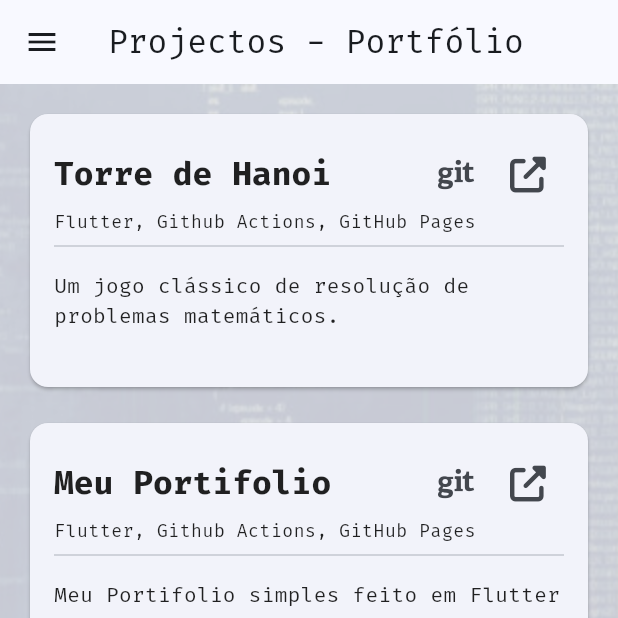
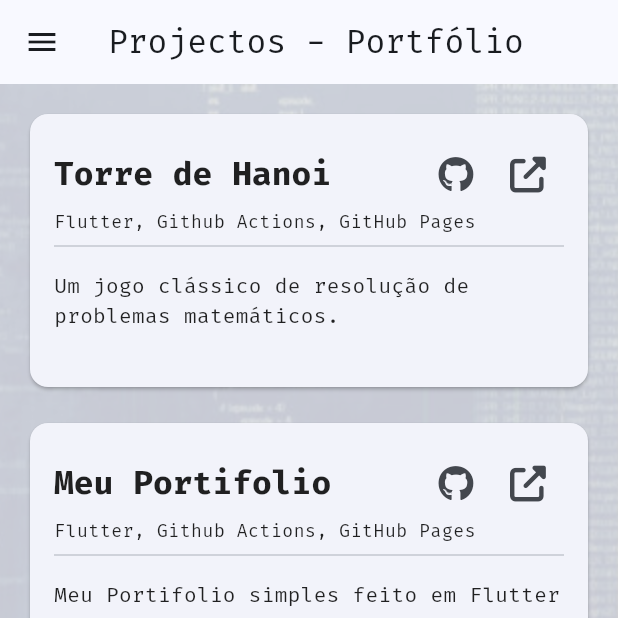
Before and after one commit to wiliantv/portifolio, a Flutter app: the ProjectsScreen screen opened by its route, on a phone screen of 412 x 824 dp, the top half of it. Run offline on Flutter 3.47's test engine with Material 3 defaults, Android fonts, the phone set to English and light mode, and no system bars; our stand-ins replace easy_dynamic_theme, font_awesome_flutter, go_router, google_fonts.

Commit message:
Icone do github n apareceu

```diff
--- a/lib/screens/projects_screen.dart
+++ b/lib/screens/projects_screen.dart
@@ -68,7 +68,7 @@ class ProjectsScreen extends StatelessWidget {
                 Spacer(),
                 if (gitHubLink != null)
                   IconButton(
-                    icon: FaIcon(FontAwesomeIcons.git),
+                    icon: FaIcon(FontAwesomeIcons.github),
                     onPressed: () => _launchURL(gitHubLink),
                   ),
                 if (projectLink != null)
```
